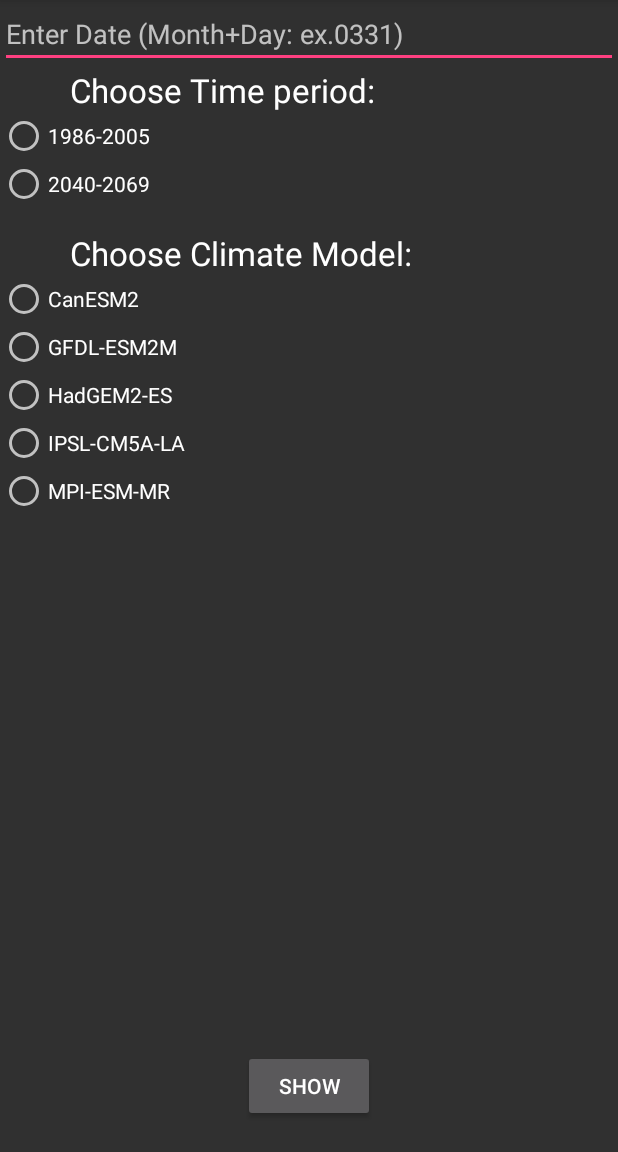
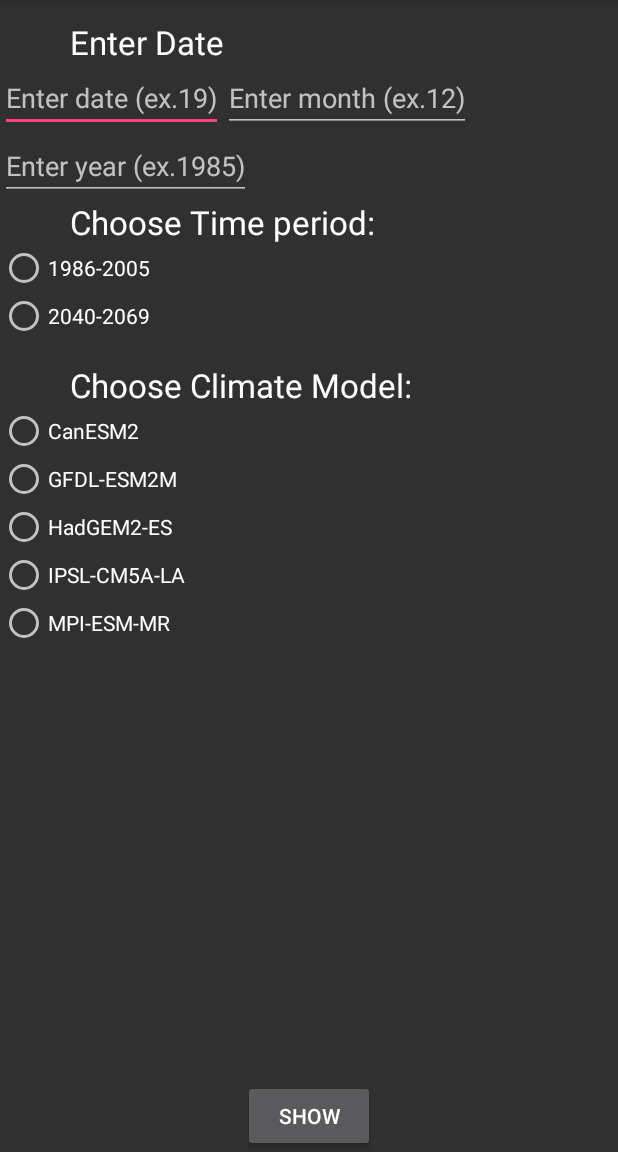
Before and after one commit to mina0821/LimeCat, an Android app: the screen it shows after launch (WelcomeActivity), on a phone screen of 412 x 824 dp, the part 84-1236 px from its top. Run offline under Robolectric (Android 15) with nearby library versions, the phone set to English and light mode, and no system bars; our stand-ins replace Firebase (no records; nobody signed in at launch, a user with empty details on screens opened directly); libraries missing offline, so code that uses them is left out: au.com.bytecode.

Commit message:
basic app completed

```diff
--- a/app/src/main/res/layout/activity_welcome.xml
+++ b/app/src/main/res/layout/activity_welcome.xml
@@ -7,16 +7,44 @@
     android:orientation="horizontal"
     tools:context="com.example.mina.limecatapplication.WelcomeActivity">
 
-    <EditText
-        android:id="@+id/msg_text"
+    <TextView
         android:layout_width="wrap_content"
         android:layout_height="wrap_content"
-        android:hint="Enter Date (Month+Day: ex.0331)"
+        android:id="@+id/datemsg"
+        android:text="Enter Date"
+        android:textAppearance="?android:textAppearanceLarge"
+
         android:layout_alignParentTop="true"
-        android:layout_alignParentLeft="true"
-        android:layout_alignParentStart="true"
-        android:layout_alignParentRight="true"
-        android:layout_alignParentEnd="true"
+        android:layout_alignLeft="@+id/selectTime"
+        android:layout_alignStart="@+id/selectTime"
+        android:layout_marginTop="13dp" />
+
+    <EditText
+        android:id="@+id/msg_text_date"
+        android:layout_width="wrap_content"
+        android:layout_height="wrap_content"
+        android:hint="Enter date (ex.19)"
+
+        android:layout_below="@+id/datemsg"
+        />
+
+    <EditText
+        android:id="@+id/msg_text_month"
+        android:layout_width="wrap_content"
+        android:layout_height="wrap_content"
+        android:hint="Enter month (ex.12)"
+
+        android:layout_toRightOf="@+id/msg_text_date"
+        android:layout_alignBottom="@+id/msg_text_date"
+        />
+
+    <EditText
+        android:id="@+id/msg_text_year"
+        android:layout_width="wrap_content"
+        android:layout_height="wrap_content"
+        android:hint="Enter year (ex.1985)"
+
+        android:layout_below="@+id/msg_text_date"
         />
 
     <Button
@@ -27,8 +55,7 @@
         android:onClick="sendMessage"
 
         android:layout_alignParentBottom="true"
-        android:layout_centerHorizontal="true"
-        android:layout_marginBottom="20dp" />
+        android:layout_centerHorizontal="true" />
 
 
     <TextView
@@ -38,7 +65,7 @@
         android:textAppearance="?android:textAppearanceLarge"
 
         android:id="@+id/selectTime"
-        android:layout_below="@+id/msg_text"
+        android:layout_below="@+id/msg_text_year"
         android:layout_alignRight="@+id/send"
         android:layout_alignEnd="@+id/send" />
 
```
Also changed, not shown: app/src/main/java/com/example/mina/limecatapplication/FindVal.java (+34 -1 lines), app/src/main/java/com/example/mina/limecatapplication/SecondActivity.java (+11 -5 lines), app/src/main/java/com/example/mina/limecatapplication/WelcomeActivity.java (+29 -7 lines).
